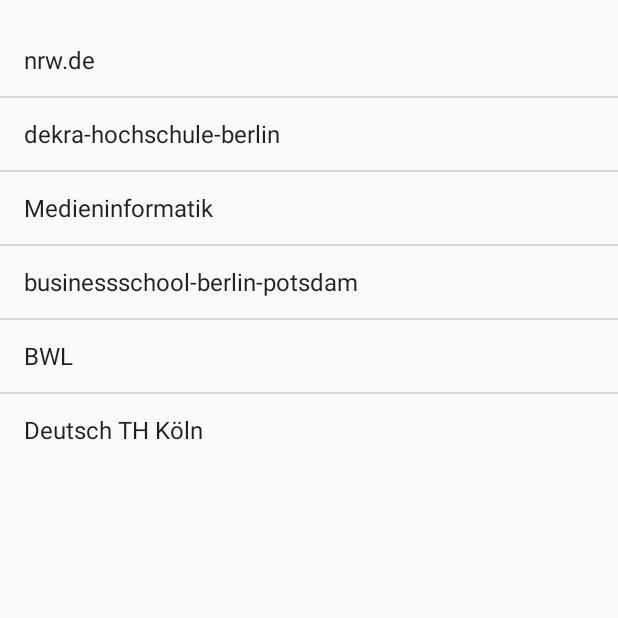
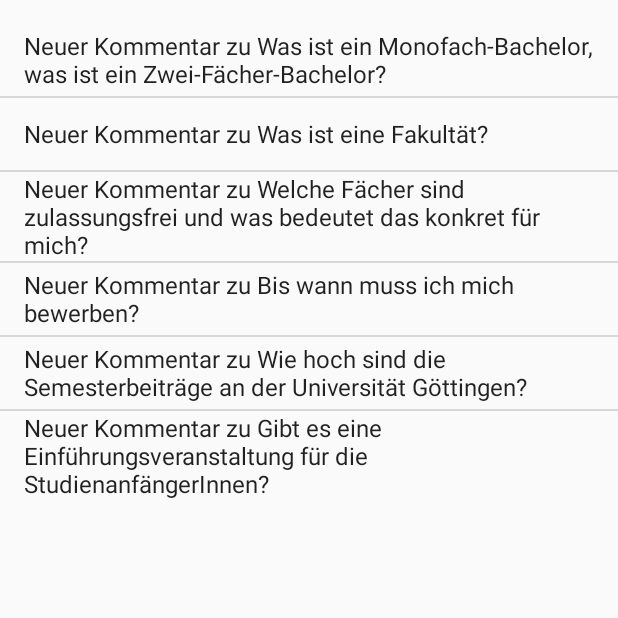
Before and after one commit to Plsr/EISWS1516MaemeckePoplawski, an Android app: the fragment NotificationsFragment shown on its own in the app's theme, on a phone screen of 412 x 824 dp, the top half of it. Run offline under Robolectric (Android 15) with nearby library versions, the phone set to English and light mode, and no system bars.

Commit message:
Simplified buildNotificationString

```diff
--- a/MS6/app/Hochschulify/app/src/main/java/de/rfunk/hochschulify/NotificationsFragment.java
+++ b/MS6/app/Hochschulify/app/src/main/java/de/rfunk/hochschulify/NotificationsFragment.java
@@ -22,6 +22,12 @@
 
     private ListView listView;
     private static String NOTIFICATION_TEMPLATE = "Neuer Kommentar zu ";
+    private String[] threadNames = {"Was ist ein Monofach-Bachelor, was ist ein Zwei-Fächer-Bachelor?",
+                                    "Was ist eine Fakultät?",
+                                    "Welche Fächer sind zulassungsfrei und was bedeutet das konkret für mich?",
+                                    "Bis wann muss ich mich bewerben?",
+                                    "Wie hoch sind die Semesterbeiträge an der Universität Göttingen?",
+                                    "Gibt es eine Einführungsveranstaltung für die StudienanfängerInnen?"};
 
     public NotificationsFragment() {
         // Required empty public constructor
@@ -45,12 +51,10 @@
 
         listView = (ListView)getView().findViewById(R.id.listView);
         List<String> listContent = new ArrayList<>();
-        listContent.add("nrw.de");
-        listContent.add("dekra-hochschule-berlin");
-        listContent.add("Medieninformatik");
-        listContent.add("businessschool-berlin-potsdam");
-        listContent.add("BWL");
-        listContent.add("Deutsch TH Köln");
+
+        for (String thread:threadNames) {
+            listContent.add(buildNotificationString(thread));
+        }
 
         ArrayAdapter<String> arrayAdapter = new ArrayAdapter<String>(this.getActivity(), android.R.layout.simple_list_item_1, listContent);
         listView.setAdapter(arrayAdapter);
@@ -65,11 +69,8 @@
      * @return Built String or null if there is no valid string as an argument
      */
     private String buildNotificationString(String specific) {
-        String notificationString;
-
         if (specific != null) {
-           notificationString = NOTIFICATION_TEMPLATE + specific;
-           return notificationString;
+           return  NOTIFICATION_TEMPLATE + specific;
         } else {
             return null;
         }
--- a/MS6/app/Hochschulify/app/src/main/res/layout/fragment_notifications.xml
+++ b/MS6/app/Hochschulify/app/src/main/res/layout/fragment_notifications.xml
@@ -14,5 +14,4 @@
         android:dividerHeight="1dp"
         android:drawSelectorOnTop="false"
         android:headerDividersEnabled="false" />
-
 </LinearLayout>
```
